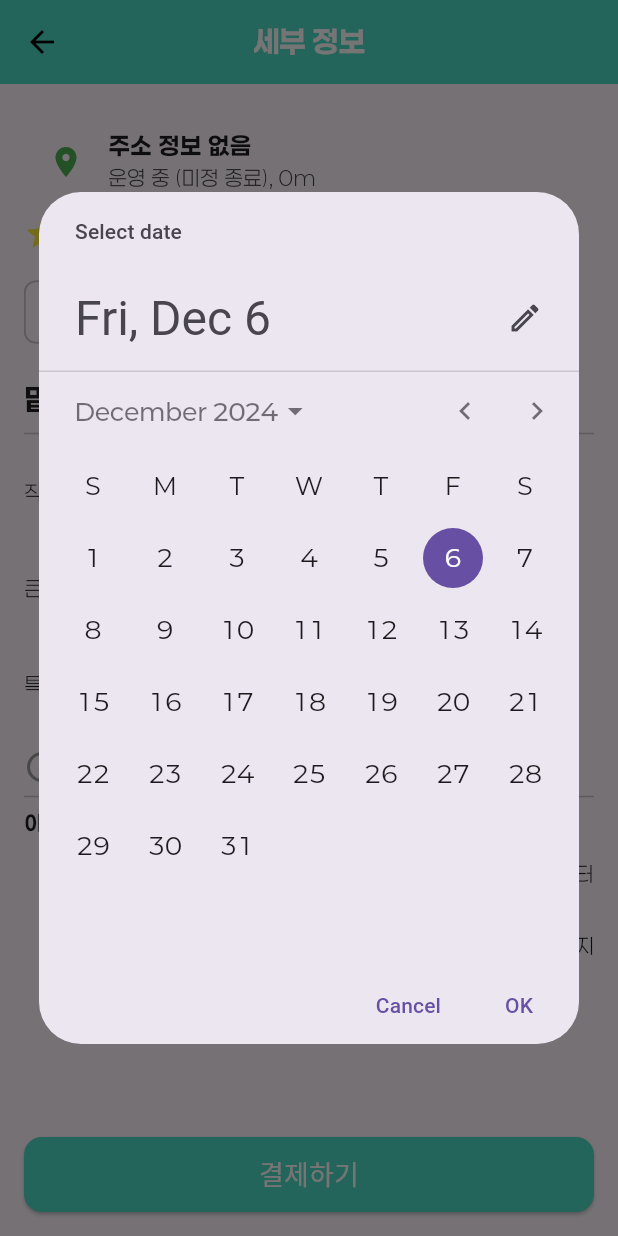
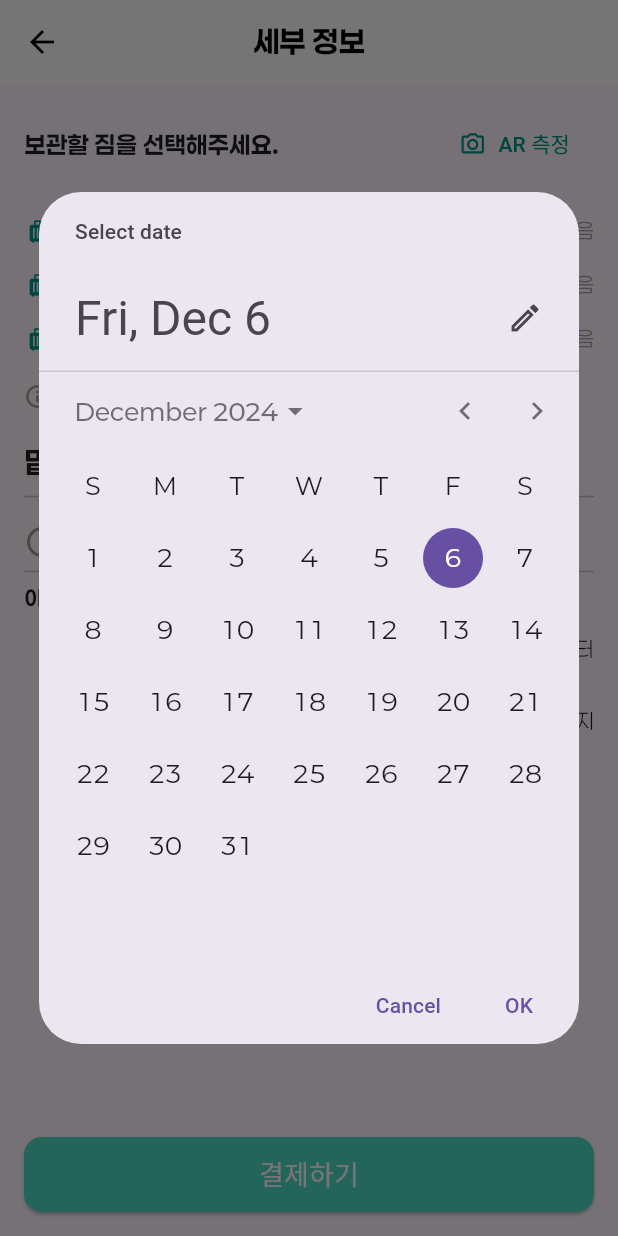
Before and after one commit to jimkanman/Bag_A_Moment, a Flutter app: the ReservationScreen screen opened directly, after a tap on "시작 날짜", on a phone screen of 412 x 824 dp. Run offline on Flutter 3.47's test engine with Material 3 defaults, Android fonts, the phone set to English and light mode, and no system bars; our stand-ins replace beamer, extended_image, file_picker, flutter_secure_storage, geolocator, google_maps_flutter and 4 more; missing offline and left inert: stomp_dart_client; accounts and stored records are empty; network calls fail.

```diff
--- a/lib/screens/detailed_page.dart
+++ b/lib/screens/detailed_page.dart
@@ -103,7 +103,10 @@ Future<void> fetchStorageDetails() async {
       'distance': storageDetails?.distance ?? '0m',
       'address': storageDetails?.address ?? '주소 정보 없음',
       //TODO: 거리, 주소 미정 -apimodel에 null로 넣어둠
-      'storageId': storageDetails?.id ?? 'ID 없음', // Storage ID가 필수라면 null 체크
+      'storageId': storageDetails?.id ?? 'ID 없음', // Storage ID가 필수 null 체크
+      'backpackPrice': storageDetails?.backpackPricePerHour?? '0',
+      'suitcasePrice': storageDetails?.carrierPricePerHour?? '0',
+      'specialPrice': storageDetails?.miscellaneousItemPricePerHour?? '0',
     };
     return Scaffold(
       appBar: AppBar(
--- a/lib/screens/payment.dart
+++ b/lib/screens/payment.dart
@@ -209,7 +209,7 @@ class _ReservationScreenState extends State<ReservationScreen> {
       onPressed: () => _pickDate(context, isStartDate),
       child: Text(
         date == null ? label : '${date.year}-${date.month.toString().padLeft(2, '0')}-${date.day.toString().padLeft(2, '0')}',
-        style: TextStyle(color: Colors.blue),
+        style: TextStyle(color: Color(0xFF1CAF9C),),
       ),
     );
   }
@@ -222,13 +222,13 @@ class _ReservationScreenState extends State<ReservationScreen> {
         title: Text(
           widget.info['name'] ?? '세부 정보',
           style: TextStyle(
-            color: Colors.white, // 글씨 색상을 흰색으로 설정
+            color: Colors.black, // 글씨 색상을 흰색으로 설정
             fontWeight: FontWeight.bold, // 글씨를 볼드체로 설정
             fontSize: 20, // 글씨 크기를 적절히 설정 (옵션)
           ),
         ),
         centerTitle: true,
-        backgroundColor: Color(0xFF4DD9C6),
+        backgroundColor: Colors.white,
         elevation: 0,
         leading: IconButton(
           icon: Icon(Icons.arrow_back, color: Colors.black),
@@ -237,67 +237,80 @@ class _ReservationScreenState extends State<ReservationScreen> {
           },
         ),
       ),
+
+
+      //새로 카드로 작성
+
+
+
+
+
+
+
+
+
+
       body: Padding(
         padding: const EdgeInsets.all(16.0),
         child: SingleChildScrollView(
           child: Column(
             crossAxisAlignment: CrossAxisAlignment.start,
             children: [
-              ListTile(
-                leading: Icon(Icons.location_on, color: Colors.green),
-                title: Text(
-                  widget.info['address'] ?? '주소 정보 없음',
-                  style: TextStyle(fontWeight: FontWeight.bold),
-                ),
-                subtitle: Text('운영 중 (${widget.info['closingTime'] ?? '미정'} 종료), ${widget.info['distance'] ?? '0m'}'),
-              ),
+              // 제목과 AR 측정 버튼
+
               Row(
+                mainAxisAlignment: MainAxisAlignment.spaceBetween,
                 children: [
-                  Icon(Icons.star, color: Colors.yellow),
-                  SizedBox(width: 5),
-                  //TODO: 리뷰, ratin업승ㅁ
-                  Text('${widget.info['rating'] ?? 0}(${widget.info['reviews'] ?? 0}개의 리뷰)', style: TextStyle(fontWeight: FontWeight.bold)),
+                  const Text(
+                    '보관할 짐을 선택해주세요.',
+                    style: TextStyle(
+                      fontWeight: FontWeight.bold,
+                      fontSize: 16,
+                    ),
+                  ),
+                  TextButton.icon(
+                    icon: const Icon(Icons.camera_alt_outlined, color: Colors.teal),
+                    label: const Text(
+                      'AR 측정',
+                      style: TextStyle(color: Colors.teal),
+                    ),
+                    onPressed: () {
+                      // AR 측정 기능 구현 예정
+                    },
+                  ),
                 ],
               ),
+
+
               SizedBox(height: 16),
+
+              // 가방 리스트
+            Column(
+              children: [
+                _buildBagRow('배낭', 1, widget.info['backpackPrice']),
+                _buildBagRow('캐리어', 1, widget.info['suitcasePrice']),
+                _buildBagRow('특수 크기', 1, widget.info['specialPrice']),
+              ],
+            ),
+              const SizedBox(height: 10),
               Row(
-                children: [
-                  Chip(
-                    label: Row(
-                      children: [
-                        Icon(Icons.check, color: Colors.green),
-                        SizedBox(width: 5),
-                        Text('인증된 사용자',
-                          style: TextStyle(
-                            fontSize: 16,
-                            fontWeight: FontWeight.bold,
-                            color: Colors.black87,
-                            fontFamily: 'Paperlogy',
-                          ),
-                        ),
-                      ],
-                    ),
-                  ),
-                  SizedBox(width: 30),
-                  Chip(
-                    label: Row(
-                      children: [
-                        Icon(Icons.camera, color: Colors.green),
-                        SizedBox(width: 10),
-                        Text('AR 짐 크기측정',
-                          style: TextStyle(
-                            fontSize: 16,
-                            fontWeight: FontWeight.bold,
-                            color: Colors.black87,
-                            fontFamily: 'Paperlogy',
-                          ),
-                        ),
-
-                      ],
+                children: const [
+                  Icon(Icons.info_outline, color: Colors.grey, size: 18),
+                  SizedBox(width: 5),
+                  Text(
+                    '가방크기 기준 알아보기',
+                    style: TextStyle(
+                      color: Colors.teal,
+                      fontWeight: FontWeight.bold,
+                      fontSize: 14,
                     ),
                   ),
                 ],
               ),
+
+
+
+
               SizedBox(height: 20),
               Text('맡길 짐 수정하기',
                 style: TextStyle(
@@ -309,25 +322,25 @@ class _ReservationScreenState extends State<ReservationScreen> {
               ),
               Divider(),
               // 가방 개수 선택 섹션
-              Column(
-                children: [
-                  _buildBagRow('작은 가방', smallBagCount, (value) {
-                    setState(() {
-                      smallBagCount += value;
-                    });
-                  }),
-                  _buildBagRow('큰 여행 가방', largeBagCount, (value) {
-                    setState(() {
-                      largeBagCount += value;
-                    });
-                  }),
-                  _buildBagRow('특수 크기', specialBagCount, (value) {
-                    setState(() {
-                      specialBagCount += value;
-                    });
-                  }),
-                ],
-              ),
+              // Column(
+              //   children: [
+              //     _buildBagRow('작은 가방', smallBagCount, (value) {
+              //       setState(() {
+              //         smallBagCount += value;
+              //       });
+              //     }),
+              //     _buildBagRow('큰 여행 가방', largeBagCount, (value) {
+              //       setState(() {
+              //         largeBagCount += value;
+              //       });
+              //     }),
+              //     _buildBagRow('특수 크기', specialBagCount, (value) {
+              //       setState(() {
+              //         specialBagCount += value;
+              //       });
+              //     }),
+              //   ],
+              // ),
               SizedBox(height: 10),
               Row(
                 children: [
@@ -362,11 +375,12 @@ class _ReservationScreenState extends State<ReservationScreen> {
         ),
 
         ),
+      //결제 버튼
       bottomNavigationBar: Padding(
         padding: const EdgeInsets.all(16.0), // 버튼과 화면 가장자리 간격
         child: ElevatedButton(
           onPressed: () {
-            print('예약 결제 화면입니다.\n전달받은 데이터: $widget.info');
+            print('결제 버튼 눌림.\n전달받은 데이터: $widget.info');
             _submitData();
           },
 
@@ -389,54 +403,77 @@ class _ReservationScreenState extends State<ReservationScreen> {
       );
   }
 
-  Widget _buildBagRow(String label, int count, Function(int) onUpdate) {
+  //가방 개수 설정 위젯
+  Widget _buildBagRow(String label, int count,  int? price) {
     return Padding(
       padding: const EdgeInsets.symmetric(vertical: 8.0),
       child: Row(
         mainAxisAlignment: MainAxisAlignment.spaceBetween,
         children: [
-          Text(label),
           Row(
             children: [
-              IconButton(
-                icon: Icon(Icons.remove),
-                onPressed: () {
-                  setState(() {
-                    if (label == '작은 가방' && smallBagCount > 0) smallBagCount--;
-                    if (label == '큰 여행 가방' && largeBagCount > 0) largeBagCount--;
-                    if (label == '특수 크기' && specialBagCount > 0) specialBagCount--;
-                  });
-                },
+              const Icon(Icons.luggage, color: Colors.teal, size: 18),
+              const SizedBox(width: 8),
+              Text(label, style: const TextStyle(fontSize: 14)),
+              // IconButton(
+              //   icon: Icon(Icons.remove),
+              //   onPressed: () {
+              //     setState(() {
+              //       if (label == '작은 가방' && smallBagCount > 0) smallBagCount--;
+              //       if (label == '큰 여행 가방' && largeBagCount > 0) largeBagCount--;
+              //       if (label == '특수 크기' && specialBagCount > 0) specialBagCount--;
+              //     });
+              //   },
+              // ),
+              // Text(count.toString()),
+              // IconButton(
+              //   icon: Icon(Icons.add),
+              //   onPressed: () {
+              //     setState(() {
+              //       if (label == '작은 가방') smallBagCount++;
+              //       if (label == '큰 여행 가방') largeBagCount++;
+              //       if (label == '특수 크기') specialBagCount++;
+              //     });
+              //   },
+              // ),
+            ],
+
+          ),
+          Row(
+            children: [
+              Text(
+                '$count',
+                style: const TextStyle(fontWeight: FontWeight.bold),
               ),
-              Text(count.toString()),
-              IconButton(
-                icon: Icon(Icons.add),
-                onPressed: () {
-                  setState(() {
-                    if (label == '작은 가방') smallBagCount++;
-                    if (label == '큰 여행 가방') largeBagCount++;
-                    if (label == '특수 크기') specialBagCount++;
-                  });
-                },
+              const SizedBox(width: 20),
+              Text(
+                price != null ? '$price 원' : '가격 정보 없음',
+                style: const TextStyle(color: Colors.grey),
               ),
             ],
           ),
+
+
         ],
       ),
     );
   }
 
+  //시간 설정 위젯
   Widget _buildTimePickerButton(String label, TimeOfDay? time, bool isStartTime) {
     return TextButton(
       onPressed: () => _pickTime(context, isStartTime),
       child: Text(
         time == null ? label : time.format(context),
-        style: TextStyle(color: Colors.blue),
+        style: TextStyle(color: Color(0xFF1CAF9C)),
       ),
     );
   }
 }
 
+
+//예약 완료 화면
+//TODO: 다른 파일로 분리할 것
 class PaymentPage extends StatelessWidget {
   final Map<String, dynamic> info;
   PaymentPage({required this.info});
@@ -454,6 +491,7 @@ class PaymentPage extends StatelessWidget {
           children: [
             Image.asset(
               'assets/images/check-circle-broken.png', // 이미지를 넣을 경로
+              //이미지가 안나옴
               height: 150, // 이미지 크기 설정
               width: 150,
             ),
```
